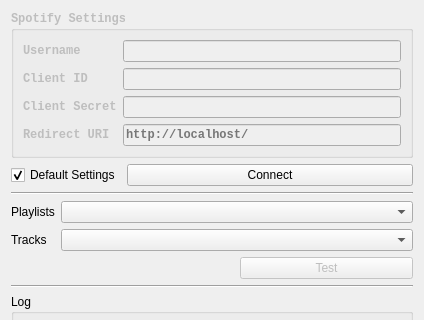
Above: interaction_manager/ui/spotifydialog.ui from ES-TUDelft/robot-interaction-tool before the change; both pictures show x 0 to 424 and y 0 to 320 of the 424 by 564 pixel window. Below: the same form after it.
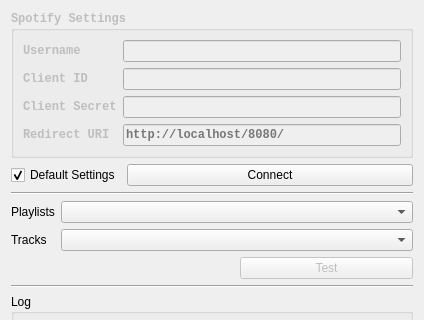
That is the form after the change.

```diff
--- a/interaction_manager/ui/spotifydialog.ui
+++ b/interaction_manager/ui/spotifydialog.ui
@@ -111,7 +111,7 @@
           <item row="3" column="1" colspan="2">
            <widget class="QLineEdit" name="redirectURILineEdit">
             <property name="placeholderText">
-             <string>http://localhost/</string>
+             <string>http://localhost/8080/</string>
             </property>
            </widget>
           </item>
```
